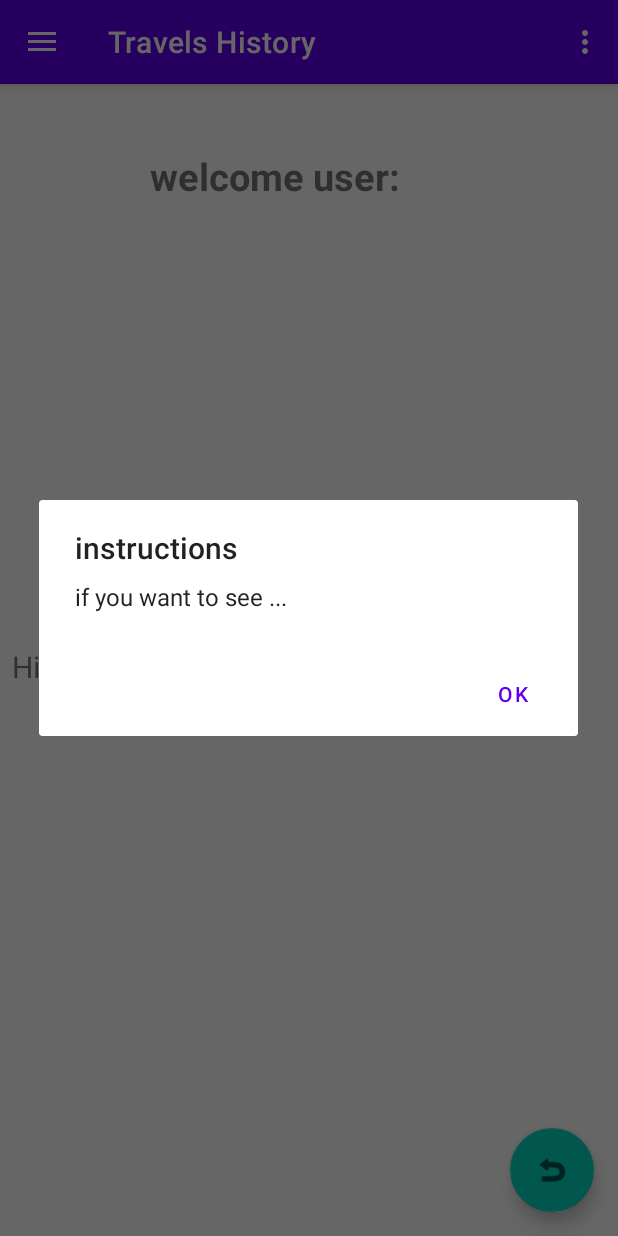
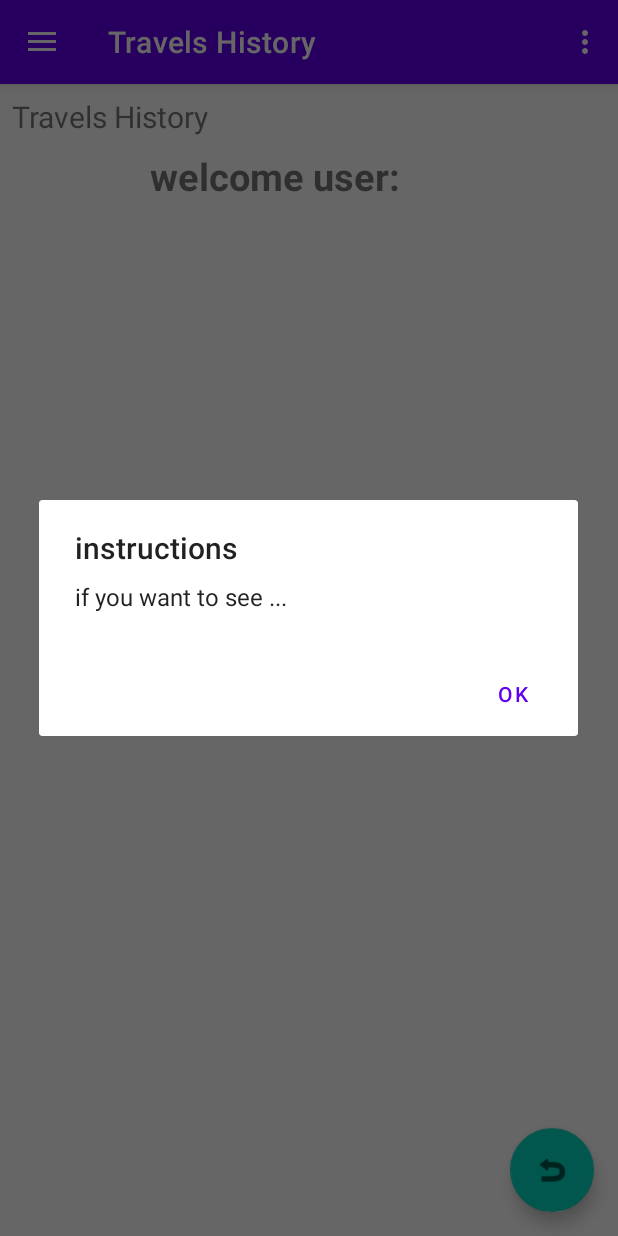
Before and after one commit to DavidBretler/MySecondApplication, an Android app: the HistoryTravels screen opened through its navigation route, in the options menu, after a tap on "Help", on a phone screen of 412 x 824 dp. Run offline under Robolectric (Android 15) with nearby library versions, the phone set to English and light mode, and no system bars; our stand-ins replace Firebase (no records; nobody signed in at launch, a user with empty details on screens opened directly), Room's generated code, navigation-ui; 3 statements that could not run were skipped.

Commit message:
התחלנו תצוגת רשימות

```diff
--- a/app/src/main/java/com/example/mysecondapplication/Data/Repository/TravelRepository.java
+++ b/app/src/main/java/com/example/mysecondapplication/Data/Repository/TravelRepository.java
@@ -2,14 +2,19 @@ package com.example.mysecondapplication.Data.Repository;
 
 import android.app.Application;
 
+import androidx.lifecycle.LiveData;
 import androidx.lifecycle.MutableLiveData;
+import androidx.lifecycle.Transformations;
 
 import com.example.mysecondapplication.Data.RMhistoryDataSource;
 import com.example.mysecondapplication.Data.IRMhistoryDataSource;
 import com.example.mysecondapplication.Data.IFBtravelDataSource;
 import com.example.mysecondapplication.Data.FBtravelDataSource;
 import com.example.mysecondapplication.Entities.Travel;
+import com.google.firebase.auth.FirebaseAuth;
+import com.google.firebase.auth.FirebaseUser;
 
+import java.util.LinkedList;
 import java.util.List;
 
 public class TravelRepository implements ITravelRepository {
@@ -18,10 +23,11 @@ public class TravelRepository implements ITravelRepository {
     private MutableLiveData<List<Travel>> openTravels = new MutableLiveData<>();
     private MutableLiveData<List<Travel>> UserTravels = new MutableLiveData<>();
     private MutableLiveData<List<Travel>> HistoryTravels = new  MutableLiveData<>();
-
-
+    private  List<Travel> travelList;
+    private  List<Travel> userTravelList;
+    public FirebaseAuth mAuth;
+    public FirebaseUser user;
     private MutableLiveData<List<Travel>> AllTravels = new MutableLiveData<>();
-
 
 
     private static TravelRepository instance;
@@ -34,22 +40,56 @@ public class TravelRepository implements ITravelRepository {
     private TravelRepository(Application application) {
         iFBtravelDataSource = FBtravelDataSource.getInstance();
         iRMhistoryDataSource = new RMhistoryDataSource(application.getApplicationContext());
+        mAuth = FirebaseAuth.getInstance();
+        user = mAuth.getCurrentUser();
 
         IFBtravelDataSource.NotifyToTravelListListener notifyToTravelListListener = new IFBtravelDataSource.NotifyToTravelListListener() {
             @Override
             public void onTravelsChanged() {
-                List<Travel> travelList = iFBtravelDataSource.getAllTravels();
+                 travelList = iFBtravelDataSource.getAllTravels();
                 AllTravels.setValue(travelList);
+
+                findUserTravelList();
+                findOpenTravelList();
+                findHistoryTravelList();
 
                 iRMhistoryDataSource.clearTable();
                 iRMhistoryDataSource.addTravel(travelList);
-
             }
         };
 
         iFBtravelDataSource.setNotifyToTravelListListener(notifyToTravelListListener);
     }
+    public void findUserTravelList(){
+        //find the connected user travel list
+        userTravelList=new LinkedList<Travel>();
+        String UserEmail=user.getEmail();
+        for (Travel t : travelList)
+            if(t.getClientEmail().equals(UserEmail))
+                userTravelList.add(t);
+        UserTravels.setValue(userTravelList);
+    }
 
+    public void findOpenTravelList(){
+        //returns the open travels to the company
+        LinkedList<Travel> companyTravels = new LinkedList<Travel>();
+        for (Travel t : travelList)
+            if(t.getRequestType().toString().equals("sent")||t.getRequestType().toString().equals("accepted"))
+                companyTravels.add(t);
+        openTravels.setValue(companyTravels);
+    }
+
+    public void  findHistoryTravelList(){
+        // TODO: 30/12/2020
+//        LiveData<Travel> travelList =iRMhistoryDataSource.getTravels();
+//        Transformations.
+//        List<Travel> historyTravelList=new  LinkedList<Travel>();
+//        for (Travel t : travelList)
+//        if(t.getRequestType().toString().equals("close")||t.getRequestType().toString().equals("payed"))
+//            historyTravelList.add(t);
+//
+//        HistoryTravels.setValue(historyTravelList);
+    }
     @Override
     public void addTravel(Travel travel) {
         iFBtravelDataSource.addTravel(travel);
@@ -77,8 +117,7 @@ public class TravelRepository implements ITravelRepository {
     }
     @Override
     public MutableLiveData<List<Travel>> getHistoryTravels() {
-//        List<Travel> travelList =iRMhistoryDataSource.getTravels();
-//        HistoryTravels.setValue(travelList);
+
         return HistoryTravels;
     }
 
--- a/app/src/main/java/com/example/mysecondapplication/Data/RoomDataSource.java
+++ b/app/src/main/java/com/example/mysecondapplication/Data/RoomDataSource.java
@@ -11,7 +11,8 @@ import androidx.room.TypeConverters;
 import com.example.mysecondapplication.Entities.Travel;
 
 @Database(entities = {Travel.class}, version = 1, exportSchema = false)
-@TypeConverters({Travel.RequestType.class, Travel.DateConverter.class, Travel.DateConverter.class, Travel.UserLocationConverter.class, Travel.CompanyConverter.class})
+@TypeConverters({Travel.RequestType.class, Travel.DateConverter.class, Travel.DateConverter.class, Travel.UserLocationConverter.class
+        , Travel.CompanyConverter.class,Travel.ListuserlocConverter.class})
 public abstract class RoomDataSource extends RoomDatabase {
 
     public static final String DATABASE_NAME="Mydatabase";
--- a/app/src/main/java/com/example/mysecondapplication/Entities/Travel.java
+++ b/app/src/main/java/com/example/mysecondapplication/Entities/Travel.java
@@ -101,7 +101,7 @@ public class Travel {
     public void setCompany(HashMap<String, Boolean> company) { this.company = company; }
 
     public Travel(String clientName, String clientPhone, String clientEmail, Date departingDate, Date returnDate
-            ,int numOfPassenger,UserLocation  pickupAddress , List<UserLocation> destAddressList,boolean VIPBUS, HashMap<String, Boolean> company) {
+            ,int numOfPassenger,UserLocation  pickupAddress , List<UserLocation> destAddressList,RequestType requestType,boolean VIPBUS, HashMap<String, Boolean> company) {
         this.clientName = clientName;
         this.clientPhone = clientPhone;
         this.clientEmail = clientEmail;
@@ -110,6 +110,7 @@ public class Travel {
         this.numOfPassenger=numOfPassenger;
         this.pickupAddress=pickupAddress;
   //      this.destAddressList = destAddressList;
+        this.requestType=requestType;
         this.VIPBUS=VIPBUS;
         this.company = company;
     }
@@ -132,7 +133,7 @@ public class Travel {
 
 
     public enum RequestType {
-        sent(0), accepted(1), run(2), close(3);
+        sent(0), accepted(1), run(2), close(3),payed(4);
         private final Integer code;
         RequestType(Integer value) {
             this.code = value;
--- a/app/src/main/java/com/example/mysecondapplication/UI/Fragments/FragmentsVM.java
+++ b/app/src/main/java/com/example/mysecondapplication/UI/Fragments/FragmentsVM.java
@@ -48,11 +48,11 @@ public class FragmentsVM extends AndroidViewModel {
     }
     public MutableLiveData<List<Travel>> getUserTravels()
     {
-        return (MutableLiveData<List<Travel>>) repository.getOpenTravels();
+        return (MutableLiveData<List<Travel>>) repository.getUserTravels();
     }
     public MutableLiveData<List<Travel>> gethistoryTravels()
     {
-        return (MutableLiveData<List<Travel>>) repository.getOpenTravels();
+        return (MutableLiveData<List<Travel>>) repository.getHistoryTravels();
     }
     public MutableLiveData<Boolean> getIsSuccess()
     {
--- a/app/src/main/java/com/example/mysecondapplication/UI/Fragments/HistoryTravels.java
+++ b/app/src/main/java/com/example/mysecondapplication/UI/Fragments/HistoryTravels.java
@@ -5,6 +5,7 @@ import android.os.Bundle;
 import android.view.LayoutInflater;
 import android.view.View;
 import android.view.ViewGroup;
+import android.widget.ListView;
 import android.widget.TextView;
 import android.widget.Toast;
 import androidx.annotation.NonNull;
@@ -24,6 +25,8 @@ import java.util.List;
 public class HistoryTravels extends Fragment {
     public FirebaseAuth mAuth;
     private FragmentsVM fragmentsVM;
+    ListView listView;
+
 
     public View onCreateView(@NonNull LayoutInflater inflater,
                              ViewGroup container, Bundle savedInstanceState) {
@@ -34,6 +37,8 @@ public class HistoryTravels extends Fragment {
             checkOwner(user.getEmail());
 
         final TextView textView = root.findViewById(R.id.text_slideshow);
+        listView = (ListView) root.findViewById(R.id.list_travel_history);
+
         fragmentsVM.getText().observe(getViewLifecycleOwner(), new Observer<String>() {
             @Override
             public void onChanged(@Nullable String s) {
@@ -44,7 +49,7 @@ public class HistoryTravels extends Fragment {
         fragmentsVM.gethistoryTravels().observe(getViewLifecycleOwner(), new Observer<List<Travel>>() {
             @Override
             public void onChanged(List<Travel> travels) {
-                Toast.makeText(getActivity(), "name is :"+travels.get(0).getClientName(),
+                Toast.makeText(getActivity(), "size is :"+travels.size(),
                         Toast.LENGTH_SHORT).show();
             }
         });
--- a/app/src/main/java/com/example/mysecondapplication/UI/Fragments/RegisteredTravels.java
+++ b/app/src/main/java/com/example/mysecondapplication/UI/Fragments/RegisteredTravels.java
@@ -12,9 +12,12 @@ import androidx.annotation.Nullable;
 import androidx.fragment.app.Fragment;
 import androidx.lifecycle.Observer;
 import androidx.lifecycle.ViewModelProvider;
+import androidx.recyclerview.widget.LinearLayoutManager;
+import androidx.recyclerview.widget.RecyclerView;
 
 import com.example.mysecondapplication.Entities.Travel;
 import com.example.mysecondapplication.R;
+import com.example.mysecondapplication.UI.MyListAdapter;
 
 import java.util.List;
 
@@ -22,13 +25,25 @@ import java.util.List;
 public class RegisteredTravels extends Fragment {
 
     private FragmentsVM fragmentsVM;
-
+    MyListAdapter adapter;
+    RecyclerView recyclerView;
     public View onCreateView(@NonNull LayoutInflater inflater,
                              ViewGroup container, Bundle savedInstanceState) {
         fragmentsVM =
                 new ViewModelProvider(this).get(FragmentsVM.class);
         View root = inflater.inflate(R.layout.fragment_registered_travels, container, false);
         final TextView textView = root.findViewById(R.id.text_home);
+
+
+        recyclerView = (RecyclerView) root.findViewById(R.id.user_travel_recyclerView);
+
+//        MyListData[] myListData = new MyListData[] {
+//                new MyListData("Email")
+//
+//        };
+
+
+
         fragmentsVM.getText().observe(getViewLifecycleOwner(), new Observer<String>() {
             @Override
             public void onChanged(@Nullable String s) {
@@ -39,6 +54,13 @@ public class RegisteredTravels extends Fragment {
         fragmentsVM.getUserTravels().observe(getViewLifecycleOwner(), new Observer<List<Travel>>() {
             @Override
             public void onChanged(List<Travel> travels) {
+
+                Travel[] travelsArr = new Travel[travels.size()];
+                travels.toArray(travelsArr);
+                adapter = new MyListAdapter((travelsArr));
+                recyclerView.setHasFixedSize(true);
+                recyclerView.setLayoutManager(new LinearLayoutManager(RegisteredTravels.this.getActivity()));
+                recyclerView.setAdapter(adapter);
                 Toast.makeText(getActivity(), "name is :"+travels.get(0).getClientName(),
                         Toast.LENGTH_SHORT).show();
             }
--- /dev/null
+++ b/app/src/main/java/com/example/mysecondapplication/UI/MyListAdapter.java
@@ -0,0 +1,66 @@
+package com.example.mysecondapplication.UI;
+
+
+import android.view.LayoutInflater;
+import android.view.View;
+import android.view.ViewGroup;
+import android.widget.RelativeLayout;
+import android.widget.TextView;
+import android.widget.Toast;
+import androidx.recyclerview.widget.RecyclerView;
+
+import com.example.mysecondapplication.Entities.Travel;
+import com.example.mysecondapplication.R;
+
+
+ public class MyListAdapter extends RecyclerView.Adapter<MyListAdapter.ViewHolder>{
+    private Travel[] listdata;
+
+    // RecyclerView com.example.mysecondapplication.UI.recyclerView;
+    public MyListAdapter(Travel[] listdata) {
+        this.listdata = listdata;
+    }
+    @Override
+    public ViewHolder onCreateViewHolder(ViewGroup parent, int viewType) {
+        LayoutInflater layoutInflater = LayoutInflater.from(parent.getContext());
+        View listItem= layoutInflater.inflate(R.layout.travel_layout, parent, false);
+        ViewHolder viewHolder = new ViewHolder(listItem);
+        return viewHolder;
+    }
+
+    @Override
+    public void onBindViewHolder(ViewHolder holder, int position) {
+        final Travel myListData = listdata[position];
+        holder.arrivalDateTextView.setText(listdata[position].getArrivalDate().toString());
+        holder.travelDateTextView.setText(listdata[position].getTravelDate().toString());
+        holder.numOfPassengerTextView.setText(Integer.toString(listdata[position].getNumOfPassenger()));
+
+        holder.relativeLayout.setOnClickListener(new View.OnClickListener() {
+            @Override
+            public void onClick(View view) {
+                Toast.makeText(view.getContext(),"click on item: "+myListData.getClientName(),Toast.LENGTH_LONG).show();
+            }
+        });
+    }
+
+
+    @Override
+    public int getItemCount() {
+        return listdata.length;
+    }
+
+    public static class ViewHolder extends RecyclerView.ViewHolder {
+        public TextView arrivalDateTextView;
+        public TextView travelDateTextView;
+        public TextView numOfPassengerTextView;
+        public RelativeLayout relativeLayout;
+        public ViewHolder(View itemView) {
+            super(itemView);
+            this.arrivalDateTextView = (TextView) itemView.findViewById(R.id.Txt_ArrivalDate);
+            this.travelDateTextView = (TextView) itemView.findViewById(R.id.Txt_TravelDate);
+            this.numOfPassengerTextView = (TextView) itemView.findViewById(R.id.Txt_numPassenger);
+
+            relativeLayout = (RelativeLayout)itemView.findViewById(R.id.relativeLayout);
+        }
+    }
+}
--- a/app/src/main/java/com/example/mysecondapplication/UI/NavigationDrawer/NavigationDrawer.java
+++ b/app/src/main/java/com/example/mysecondapplication/UI/NavigationDrawer/NavigationDrawer.java
@@ -135,9 +135,10 @@ public class NavigationDrawer extends AppCompatActivity {
                 company.put("SuperBus",Boolean.FALSE);
                 company.put("SmartBus",Boolean.FALSE);
                 company.put("SmartBus",Boolean.TRUE);
+                Travel.RequestType requestType= Travel.RequestType.sent;
 
-                Travel travel1 = new Travel("Yossi","026456677","Yossi05489@gmail.com",tDate,tDate,5,
-                        new UserLocation(10.0, 20.0),list ,true,company);
+                Travel travel1 = new Travel("rabi","026456677","ddkill8@gmail.com",tDate,tDate,5,
+                        new UserLocation(10.0, 20.0),list ,requestType,true,company);
 
                 fragmentsVM.addTravel(travel1);
 
--- a/app/src/main/res/layout/fragment_history_travels.xml
+++ b/app/src/main/res/layout/fragment_history_travels.xml
@@ -1,5 +1,5 @@
 <?xml version="1.0" encoding="utf-8"?>
-<androidx.constraintlayout.widget.ConstraintLayout xmlns:android="http://schemas.android.com/apk/res/android"
+<RelativeLayout xmlns:android="http://schemas.android.com/apk/res/android"
     xmlns:app="http://schemas.android.com/apk/res-auto"
     xmlns:tools="http://schemas.android.com/tools"
     android:layout_width="match_parent"
@@ -13,11 +13,16 @@
         android:layout_marginStart="8dp"
         android:layout_marginTop="8dp"
         android:layout_marginEnd="8dp"
+        android:text="Travels History"
         android:textAlignment="center"
         android:textSize="20sp"
         app:layout_constraintBottom_toBottomOf="parent"
         app:layout_constraintEnd_toEndOf="parent"
         app:layout_constraintStart_toStartOf="parent"
-        app:layout_constraintTop_toTopOf="parent"
-        android:text="History_Travels"/>
-</androidx.constraintlayout.widget.ConstraintLayout>
+        app:layout_constraintTop_toTopOf="parent" />
+
+    <androidx.recyclerview.widget.RecyclerView
+        android:id="@+id/list_travel_history"
+        android:layout_width="match_parent"
+        android:layout_height="match_parent" />
+</RelativeLayout>
```
Also changed, not shown: app/src/main/res/layout/fragment_registered_travels.xml (+7 -2 lines), app/src/main/res/layout/travel_layout.xml (added, +58 -0 lines).
